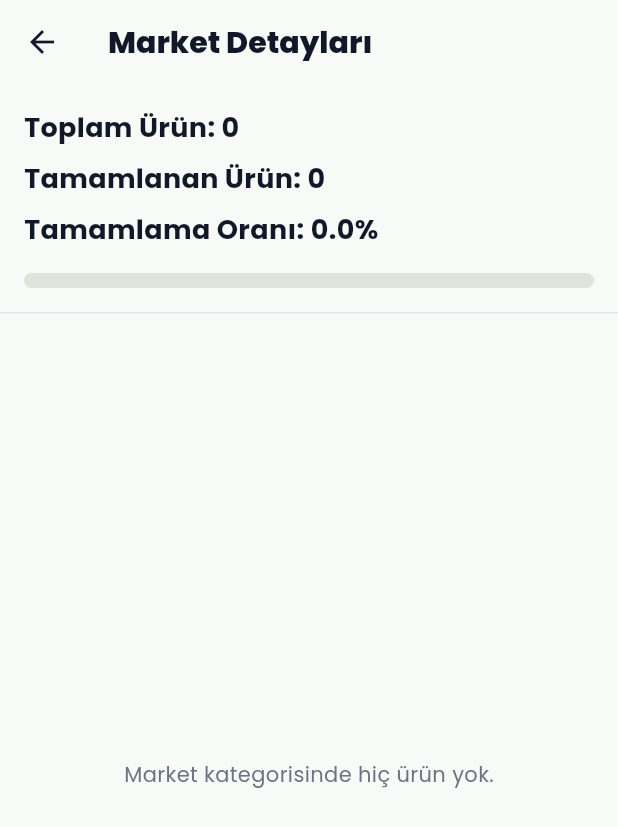
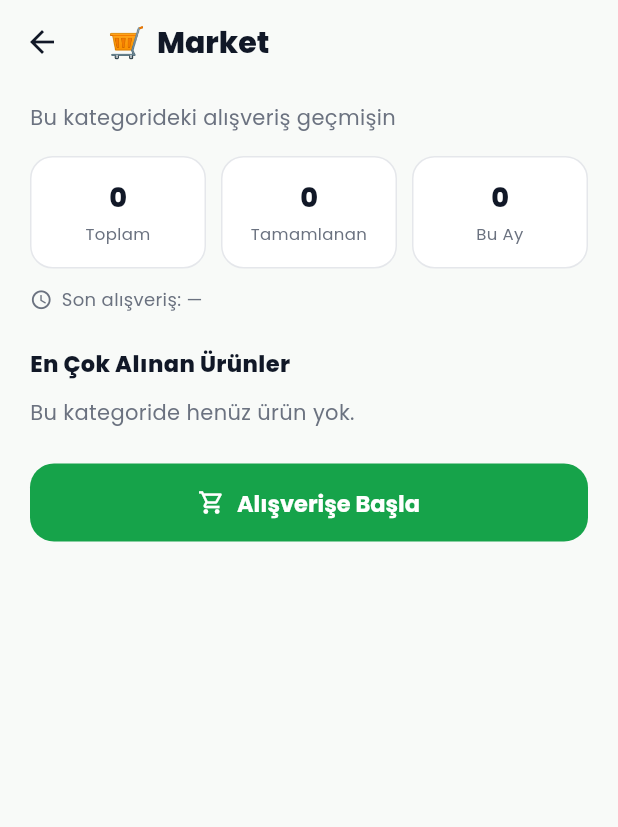
Before and after one commit to EmirHaksever/flutterproje, a Flutter app: the screen it shows once a user with an empty profile is signed in, after a tap on the "menu" icon, after a tap on the "notifications none" icon, after a tap on "Market", on a phone screen of 412 x 824 dp. Shown: the top 827 px of the screen. Run offline on Flutter 3.47's test engine with Material 3 defaults, Android fonts, the phone set to English and light mode, and no system bars; our stand-ins replace fl_chart, flutter_dotenv, google_fonts, image_picker, shared_preferences, supabase_flutter; accounts and stored records are empty.

Commit message:
Kategori Detayi ekrani: GPT taslagina gore (12/12)
- baslik "emoji + kategori"; 3 mini istatistik (Toplam/Tamamlanan/Bu Ay) +
  son alisveris; En Cok Alinan Urunler (ProductThumb + mini bar + N kez);
  "Alisverise Basla" butonu (kategori onсекili Liste Olustur acar)
- eski checkbox listesi / _toggleItemCompletion kaldirildi

Co-Authored-By: Claude Sonnet 5 <noreply@anthropic.com>

```diff
--- a/lib/screens/category_detail_page.dart
+++ b/lib/screens/category_detail_page.dart
@@ -1,5 +1,8 @@
 import 'package:flutter/material.dart';
 import 'package:supabase_flutter/supabase_flutter.dart';
+
+import '../widgets/ui_kit.dart';
+import 'create_list.dart';
 
 class CategoryDetailPage extends StatefulWidget {
   final String categoryName;
@@ -17,190 +20,200 @@ class CategoryDetailPage extends StatefulWidget {
 
 class _CategoryDetailPageState extends State<CategoryDetailPage> {
   final supabase = Supabase.instance.client;
-  List<Map<String, dynamic>> _categoryItems = [];
-  int _totalCategoryItems = 0;
-  int _completedCategoryItems = 0;
+  List<Map<String, dynamic>> _items = [];
   bool _isLoading = true;
 
   @override
   void initState() {
     super.initState();
-    _fetchCategoryDetails();
+    _fetch();
   }
 
-  Future<void> _fetchCategoryDetails() async {
-    setState(() {
-      _isLoading = true;
-    });
+  Future<void> _fetch() async {
+    setState(() => _isLoading = true);
     try {
-      // Supabase sorgusu güncellendi:
-      // 'list_items' tablosundan ürünleri çekerken, 'shopping_lists' tablosu ile
-      // join yaparak (name) alanını da getiriyoruz.
       final response = await supabase
           .from('list_items')
-          .select('*, shopping_lists(name)') // Burası güncellendi!
-          .eq('category', widget.categoryName); // Sadece bu kategoriye ait olanları filtrele
-
+          .select('*')
+          .eq('category', widget.categoryName);
       if (mounted) {
-        int total = 0;
-        int completed = 0;
-        final List<Map<String, dynamic>> items = [];
-
-        for (var item in response) {
-          items.add(Map<String, dynamic>.from(item));
-          total++;
-          if (item['is_completed'] == true) {
-            completed++;
-          }
-        }
-
         setState(() {
-          _categoryItems = items;
-          _totalCategoryItems = total;
-          _completedCategoryItems = completed;
+          _items = List<Map<String, dynamic>>.from(response as List);
           _isLoading = false;
         });
       }
     } catch (e) {
-      debugPrint('Kategori detayları çekilirken hata oluştu: $e');
-      if (mounted) {
-        setState(() {
-          _isLoading = false;
-        });
-        ScaffoldMessenger.of(context).showSnackBar(
-          SnackBar(content: Text('Kategori detayları yüklenirken bir hata oluştu: $e')),
-        );
-      }
+      debugPrint('Kategori detayları çekilemedi: $e');
+      if (mounted) setState(() => _isLoading = false);
     }
   }
 
-  // Ürünün tamamlanma durumunu güncelleyen fonksiyon
-  Future<void> _toggleItemCompletion(String itemId, bool currentStatus) async {
-    try {
-      await supabase
-          .from('list_items')
-          .update({'is_completed': !currentStatus})
-          .eq('id', itemId);
+  int get _completed =>
+      _items.where((i) => i['is_completed'] == true).length;
 
-      // Başarılı olursa listeyi yeniden çek
-      _fetchCategoryDetails();
-    } catch (e) {
-      debugPrint('Ürün tamamlama durumu güncellenirken hata oluştu: $e');
-      if (mounted) {
-        ScaffoldMessenger.of(context).showSnackBar(
-          SnackBar(content: Text('Durum güncellenirken hata oluştu: $e')),
+  int get _thisMonth {
+    final now = DateTime.now();
+    return _items.where((i) {
+      final d = DateTime.tryParse(i['created_at']?.toString() ?? '');
+      return d != null && d.year == now.year && d.month == now.month;
+    }).length;
+  }
+
+  String get _lastPurchase {
+    DateTime? latest;
+    for (final i in _items) {
+      final d = DateTime.tryParse(i['created_at']?.toString() ?? '');
+      if (d != null && (latest == null || d.isAfter(latest))) latest = d;
+    }
+    if (latest == null) return '—';
+    final diff = DateTime.now().difference(latest).inDays;
+    if (diff <= 0) return 'bugün';
+    if (diff == 1) return 'dün';
+    return '$diff gün önce';
+  }
+
+  /// Ürün adına göre {count, imageUrl} — en çok alınanlar.
+  List<({String name, int count, String? image})> get _topProducts {
+    final map = <String, ({int count, String? image})>{};
+    for (final i in _items) {
+      final name = (i['product_name'] ?? '') as String;
+      if (name.isEmpty) continue;
+      final prev = map[name];
+      map[name] = (
+        count: (prev?.count ?? 0) + 1,
+        image: prev?.image ?? i['image_url'] as String?,
       );
     }
+    final list = map.entries
+        .map((e) => (name: e.key, count: e.value.count, image: e.value.image))
+        .toList()
+      ..sort((a, b) => b.count.compareTo(a.count));
+    return list.take(6).toList();
   }
+
+  void _startShopping() {
+    Navigator.push(
+      context,
+      MaterialPageRoute(
+        builder: (_) => CreateListPage(
+          initialFilterCategory: widget.categoryName,
+          availableCategories: [
+            {'name': widget.categoryName}
+          ],
+          customPrimarySwatch: widget.customPrimarySwatch,
+        ),
+      ),
+    );
   }
 
   @override
   Widget build(BuildContext context) {
-    final double completionRate = _totalCategoryItems > 0 ? _completedCategoryItems / _totalCategoryItems : 0.0;
-    final Color primaryColor = widget.customPrimarySwatch;
+    final scheme = Theme.of(context).colorScheme;
+    final emoji = categoryEmoji(widget.categoryName);
+    final top = _topProducts;
+    final maxCount = top.isEmpty ? 1 : top.first.count;
 
     return Scaffold(
-      appBar: AppBar(
-        title: Text('${widget.categoryName} Detayları'),
-      ),
+      backgroundColor: Theme.of(context).scaffoldBackgroundColor,
+      appBar: AppBar(title: Text('$emoji  ${widget.categoryName}')),
       body: _isLoading
           ? const Center(child: CircularProgressIndicator())
-          : Column(
-              crossAxisAlignment: CrossAxisAlignment.start,
+          : ListView(
+              padding: const EdgeInsets.fromLTRB(20, 12, 20, 30),
               children: [
-                Padding(
-                  padding: const EdgeInsets.all(16.0),
-                  child: Column(
-                    crossAxisAlignment: CrossAxisAlignment.start,
+                Text('Bu kategorideki alışveriş geçmişin',
+                    style: TextStyle(color: scheme.onSurfaceVariant)),
+                const SizedBox(height: 16),
+                Row(
                   children: [
-                      Text(
-                        'Toplam Ürün: $_totalCategoryItems',
-                        style: const TextStyle(fontSize: 18, fontWeight: FontWeight.bold),
-                      ),
-                      const SizedBox(height: 8),
-                      Text(
-                        'Tamamlanan Ürün: $_completedCategoryItems',
-                        style: const TextStyle(fontSize: 18, fontWeight: FontWeight.bold),
-                      ),
-                      const SizedBox(height: 8),
-                      Text(
-                        'Tamamlama Oranı: ${(completionRate * 100).toStringAsFixed(1)}%',
-                        style: const TextStyle(fontSize: 18, fontWeight: FontWeight.bold),
-                      ),
-                      const SizedBox(height: 16),
-                      LinearProgressIndicator(
-                        value: completionRate,
-                        backgroundColor:
-                            Theme.of(context).colorScheme.surfaceContainerHighest,
-                        color: primaryColor,
-                        minHeight: 10,
-                        borderRadius: BorderRadius.circular(5),
-                      ),
+                    Expanded(
+                        child: MiniStatCard(
+                            value: '${_items.length}', label: 'Toplam')),
+                    const SizedBox(width: 10),
+                    Expanded(
+                        child: MiniStatCard(
+                            value: '$_completed', label: 'Tamamlanan')),
+                    const SizedBox(width: 10),
+                    Expanded(
+                        child: MiniStatCard(
+                            value: '$_thisMonth', label: 'Bu Ay')),
                   ],
                 ),
+                const SizedBox(height: 12),
+                Row(
+                  children: [
+                    Icon(Icons.schedule,
+                        size: 15, color: scheme.onSurfaceVariant),
+                    const SizedBox(width: 6),
+                    Text('Son alışveriş: $_lastPurchase',
+                        style: TextStyle(
+                            fontSize: 12, color: scheme.onSurfaceVariant)),
+                  ],
                 ),
-                const Divider(),
-                Expanded(
-                  child: _categoryItems.isEmpty
-                      ? Center(
-                          child: Text(
-                              '${widget.categoryName} kategorisinde hiç ürün yok.',
+                const SizedBox(height: 24),
+                Text('En Çok Alınan Ürünler',
                     style: TextStyle(
-                                  color: Theme.of(context)
-                                      .colorScheme
-                                      .onSurfaceVariant)))
-                      : ListView.builder(
-                          itemCount: _categoryItems.length,
-                          itemBuilder: (context, index) {
-                            final item = _categoryItems[index];
-                            final productName = item['product_name'] ?? 'İsimsiz Ürün';
-                            final isCompleted = item['is_completed'] ?? false;
-
-                            // Liste adını shopping_lists'tan çekiyoruz
-                            // item['shopping_lists'] bir Map veya null olabilir, güvenli erişim
-                            final listName = (item['shopping_lists'] as Map<String, dynamic>?)?['name'] as String? ?? 'Bilinmeyen Liste';
-
-                            return Card(
-                              margin: const EdgeInsets.symmetric(horizontal: 16, vertical: 8),
-                              elevation: 2,
-                              shape: RoundedRectangleBorder(borderRadius: BorderRadius.circular(12)),
-                              child: CheckboxListTile(
-                                title: Text(
-                                  productName,
-                                  style: TextStyle(
-                                    decoration: isCompleted
-                                        ? TextDecoration.lineThrough
-                                        : TextDecoration.none,
-                                    color: isCompleted
-                                        ? Theme.of(context)
-                                            .colorScheme
-                                            .onSurfaceVariant
-                                        : Theme.of(context)
-                                            .colorScheme
-                                            .onSurface,
-                                    fontWeight: FontWeight.w500,
-                                  ),
-                                ),
-                                subtitle: Text(
-                                  'Liste: $listName',
-                                  style: TextStyle(
-                                      fontSize: 12,
-                                      color: Theme.of(context)
-                                          .colorScheme
-                                          .onSurfaceVariant),
-                                ),
-                                value: isCompleted,
-                                onChanged: (bool? newValue) {
-                                  _toggleItemCompletion(item['id'], item['is_completed']);
-                                },
-                                activeColor: primaryColor, // Tema rengi
-                              ),
-                            );
-                          },
+                        fontSize: 15,
+                        fontWeight: FontWeight.w800,
+                        color: scheme.onSurface)),
+                const SizedBox(height: 12),
+                if (top.isEmpty)
+                  Text('Bu kategoride henüz ürün yok.',
+                      style: TextStyle(color: scheme.onSurfaceVariant))
+                else
+                  ...top.map((p) => _productRow(scheme, p, maxCount)),
+                const SizedBox(height: 24),
+                SizedBox(
+                  height: 52,
+                  child: FilledButton.icon(
+                    onPressed: _startShopping,
+                    icon: const Icon(Icons.shopping_cart_outlined),
+                    label: const Text('Alışverişe Başla'),
                   ),
                 ),
               ],
             ),
     );
   }
+
+  Widget _productRow(ColorScheme scheme,
+      ({String name, int count, String? image}) p, int maxCount) {
+    return Padding(
+      padding: const EdgeInsets.symmetric(vertical: 7),
+      child: Row(
+        children: [
+          ProductThumb(
+            imageUrl: p.image,
+            emoji: categoryEmoji(widget.categoryName),
+            size: 38,
+            radius: 10,
+          ),
+          const SizedBox(width: 12),
+          Expanded(
+            child: Text(p.name,
+                style: TextStyle(
+                    fontWeight: FontWeight.w600, color: scheme.onSurface),
+                maxLines: 1,
+                overflow: TextOverflow.ellipsis),
+          ),
+          SizedBox(
+            width: 80,
+            child: ClipRRect(
+              borderRadius: BorderRadius.circular(6),
+              child: LinearProgressIndicator(
+                value: p.count / maxCount,
+                minHeight: 6,
+                backgroundColor: scheme.primary.withValues(alpha: 0.12),
+                color: scheme.primary,
+              ),
+            ),
+          ),
+          const SizedBox(width: 10),
+          Text('${p.count} kez',
+              style: TextStyle(
+                  fontSize: 11, color: scheme.onSurfaceVariant)),
+        ],
+      ),
+    );
   }
+}
```
Lines whose indentation alone changed are shown as unchanged.
